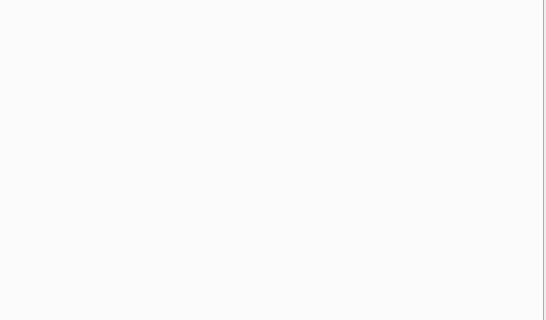
Above: front/mainwindow.ui from Juanraw/Myosense before the change; both pictures show x 597 to 1143 and y 300 to 620 of the 1143 by 729 pixel window. Below: the same form after it.
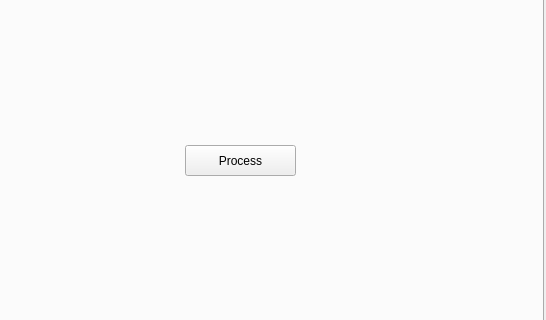
That is the form after the change. The open tabs and pages were chosen to show the change. Custom widgets are drawn as their Qt base class.

Patch:
```diff
--- a/front/mainwindow.ui
+++ b/front/mainwindow.ui
@@ -833,6 +833,22 @@
      <attribute name="title">
       <string>Prediction</string>
      </attribute>
+     <widget class="QPushButton" name="ProcessButton">
+      <property name="geometry">
+       <rect>
+        <x>790</x>
+        <y>400</y>
+        <width>111</width>
+        <height>31</height>
+       </rect>
+      </property>
+      <property name="styleSheet">
+       <string notr="true"/>
+      </property>
+      <property name="text">
+       <string>Process</string>
+      </property>
+     </widget>
     </widget>
    </widget>
   </widget>
```
Left out of the diff: 2 changed lines with no effect on the pictures.
